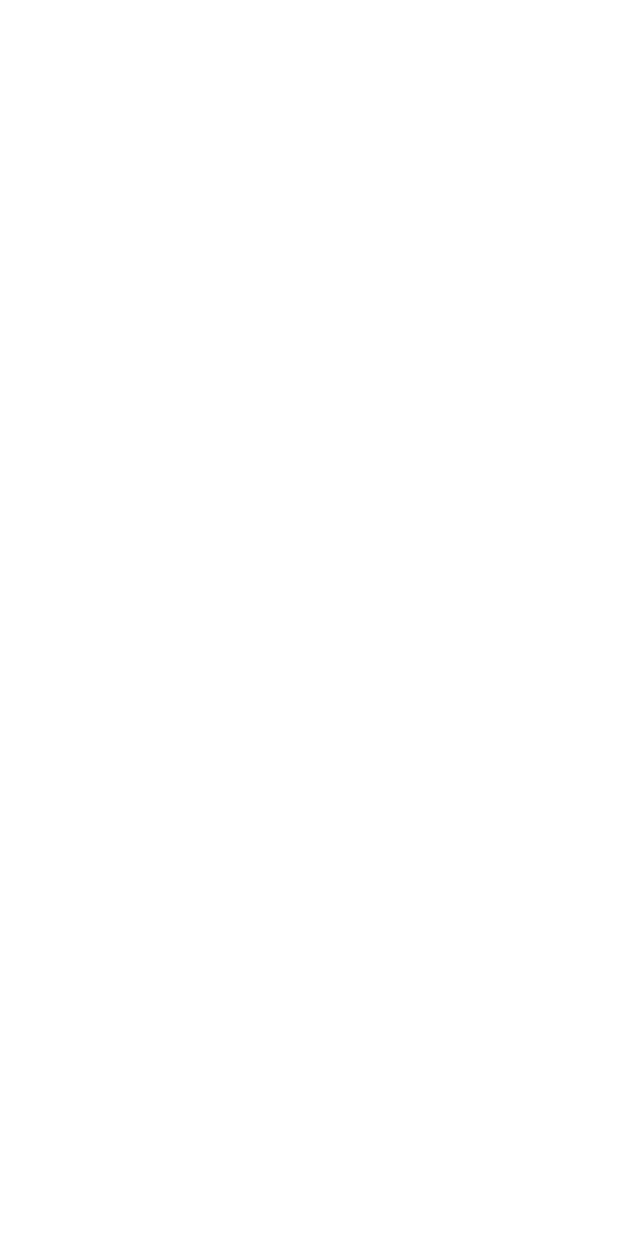
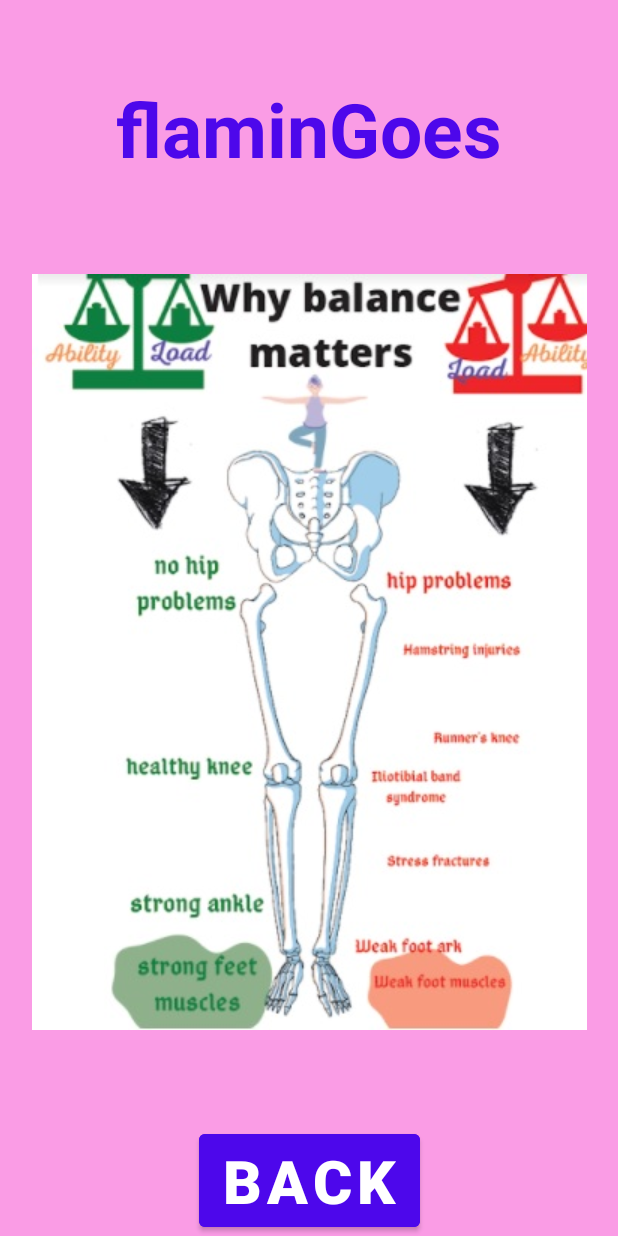
Before and after one commit to arnaumolins/flaminGoes, an Android app: the InformationActivity screen opened directly, with no data from a screen before it, on a phone screen of 412 x 824 dp. Before the commit the screen is empty. Run offline under Robolectric (Android 15) with nearby library versions, the light colour scheme and no system bars.

Commit message:
Information done.

```diff
--- a/app/src/main/java/github/com/arnaumolins/flamingoes/GameView.java
+++ b/app/src/main/java/github/com/arnaumolins/flamingoes/GameView.java
@@ -66,19 +66,19 @@ public class GameView extends View {
                     my = event.getY();
                     move = true;
                 }else{
-                    if(mx - event.getX() > 100){
+                    if(mx - event.getX() > 100 && flamingo.getX()-1 >= arrFloor.get(0).getX()){
                         mx = event.getX();
                         my = event.getY();
                         this.flamingo.setMove_left(true);
-                    }else if(event.getX() - mx > 100){
+                    }else if(event.getX() - mx > 100 && flamingo.getX()+sizeOfMap <= this.arrFloor.get(this.arrFloor.size()-1).getX()+sizeOfMap){
                         mx = event.getX();
                         my = event.getY();
                         this.flamingo.setMove_right(true);
-                    }else if(my - event.getY() > 100){
+                    }else if(my - event.getY() > 100 && flamingo.getY()-1 >= arrFloor.get(0).getY()){
                         mx = event.getX();
                         my = event.getY();
                         this.flamingo.setMove_bottom(true);
-                    }else if(event.getY() - my > 100){
+                    }else if(event.getY() - my > 100 && flamingo.getY()+sizeOfMap <= this.arrFloor.get(this.arrFloor.size()-1).getY()+sizeOfMap){
                         mx = event.getX();
                         my = event.getY();
                         this.flamingo.setMove_up(true);
--- a/app/src/main/java/github/com/arnaumolins/flamingoes/InformationActivity.java
+++ b/app/src/main/java/github/com/arnaumolins/flamingoes/InformationActivity.java
@@ -2,13 +2,21 @@ package github.com.arnaumolins.flamingoes;
 
 import androidx.appcompat.app.AppCompatActivity;
 
+import android.content.Intent;
 import android.os.Bundle;
+import android.view.View;
+import android.widget.Button;
 
-public class InformationActivity extends AppCompatActivity {
+public class InformationActivity extends AppCompatActivity{
+    private Button backButton;
 
     @Override
     protected void onCreate(Bundle savedInstanceState) {
         super.onCreate(savedInstanceState);
         setContentView(R.layout.activity_information);
+        backButton = (Button) findViewById(R.id.backButton);
+        backButton.setOnClickListener(l -> {
+            startActivity(new Intent(this, WarningActivity.class));
+        });
     }
 }
--- a/app/src/main/res/layout/activity_information.xml
+++ b/app/src/main/res/layout/activity_information.xml
@@ -4,6 +4,43 @@
     xmlns:tools="http://schemas.android.com/tools"
     android:layout_width="match_parent"
     android:layout_height="match_parent"
+    android:background="#FA9CE5"
     tools:context=".InformationActivity">
 
+    <TextView
+        android:id="@+id/banner4"
+        android:layout_width="wrap_content"
+        android:layout_height="wrap_content"
+        android:layout_marginTop="52dp"
+        android:text="@string/app_name"
+        android:textColor="@color/primary"
+        android:textSize="50sp"
+        android:textStyle="bold"
+        app:layout_constraintEnd_toEndOf="parent"
+        app:layout_constraintStart_toStartOf="parent"
+        app:layout_constraintTop_toTopOf="parent" />
+
+    <ImageView
+        android:id="@+id/informationimage"
+        android:layout_width="wrap_content"
+        android:layout_height="wrap_content"
+        android:src="@drawable/information"
+        app:layout_constraintBottom_toTopOf="@+id/backButton"
+        app:layout_constraintEnd_toEndOf="parent"
+        app:layout_constraintStart_toStartOf="parent"
+        app:layout_constraintTop_toBottomOf="@+id/banner4" />
+
+    <Button
+        android:id="@+id/backButton"
+        android:layout_width="wrap_content"
+        android:layout_height="wrap_content"
+        android:backgroundTint="@color/primary"
+        android:text="BACK"
+        android:textColor="@color/white"
+        android:textSize="40sp"
+        android:textStyle="bold"
+        app:layout_constraintBottom_toBottomOf="parent"
+        app:layout_constraintEnd_toEndOf="parent"
+        app:layout_constraintStart_toStartOf="parent" />
+
 </androidx.constraintlayout.widget.ConstraintLayout>
```
Also changed, not shown: app/src/main/res/drawable/information.jpg (added).
